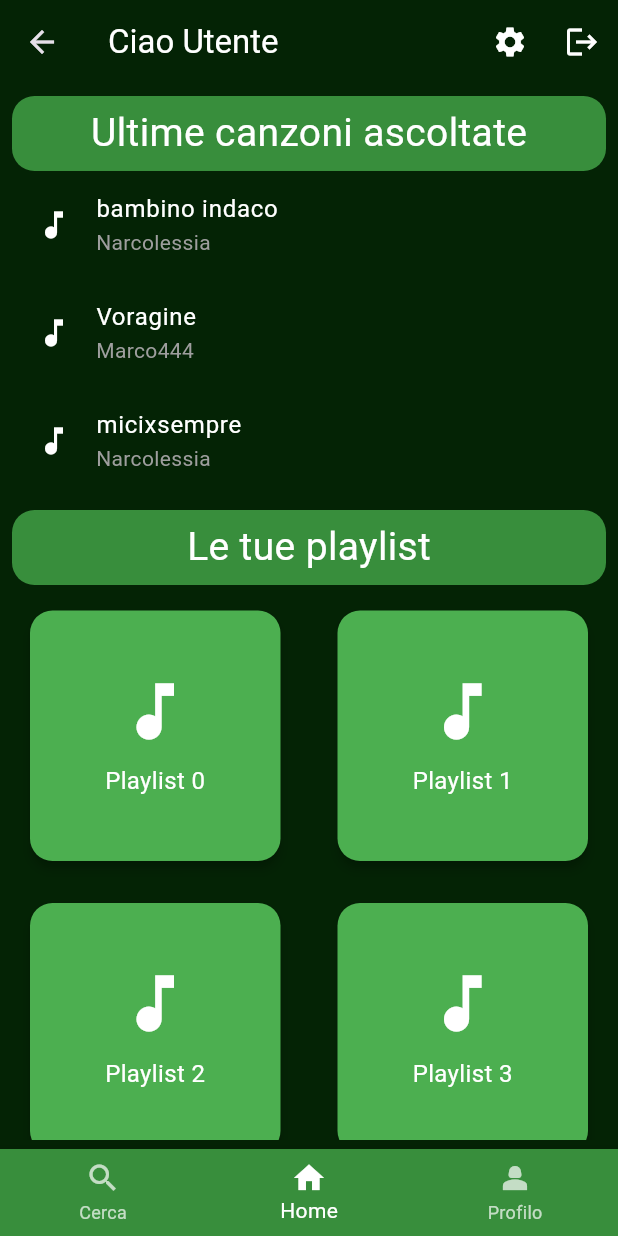
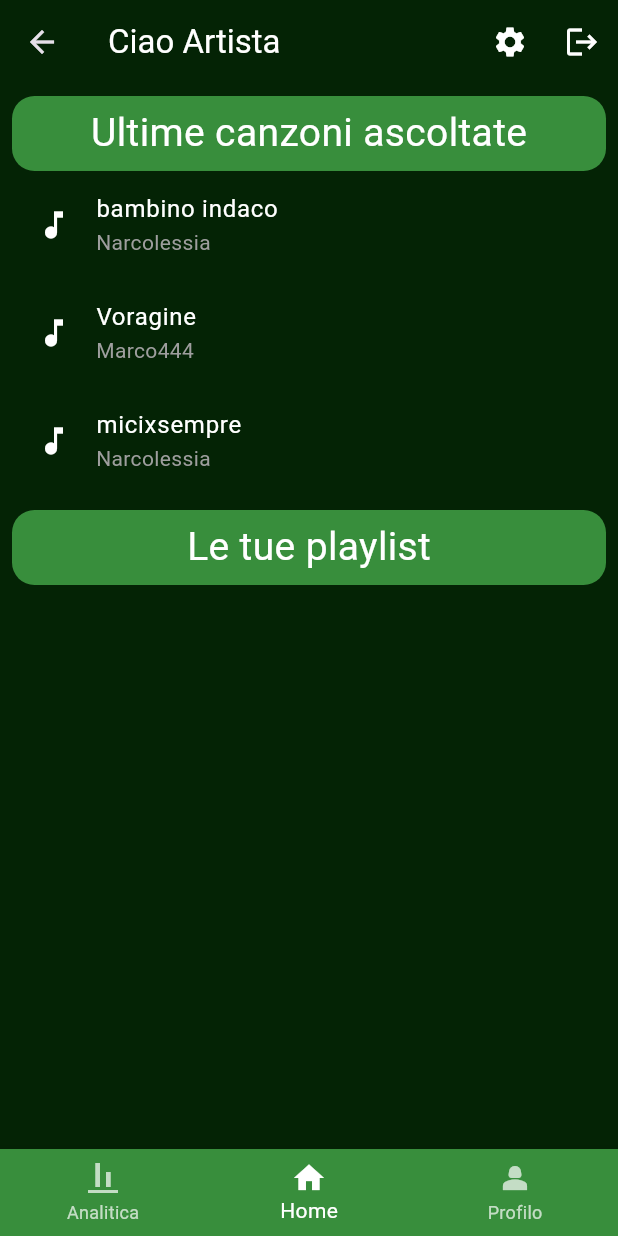
Before and after one commit to agiovanelli/FrogTunes, a Flutter app: the LoginAMEView screen opened directly, after a tap on "Login", after a tap on the "settings" icon, after a tap on the "keyboard backspace" icon, on a phone screen of 412 x 824 dp. Run offline on Flutter 3.47's test engine with Material 3 defaults, Android fonts, the phone set to English and light mode, and no system bars.

Commit message:
aggiunta sezione home artista, da migliorare

```diff
--- /dev/null
+++ b/code/frogtunes/lib/AME/analytic.dart
@@ -0,0 +1,69 @@
+import 'package:flutter/material.dart';
+
+class AnalyticView extends StatefulWidget {
+  const AnalyticView({super.key});
+
+  @override
+  _AnalyticViewState createState() => _AnalyticViewState();
+}
+
+class _AnalyticViewState extends State<AnalyticView> {
+  final TextEditingController _analyticController = TextEditingController();
+  List<String> _analyticResults = [];
+
+  void _performAnalytic(String query) {
+    // Questo è solo un esempio. Qui dovresti implementare la tua logica di ricerca.
+    setState(() {
+      _analyticResults = query.isEmpty
+          ? []
+          : List.generate(10, (index) => 'Result $index for "$query"');
+    });
+  }
+
+  @override
+  Widget build(BuildContext context) {
+    return Scaffold(
+      backgroundColor: const Color.fromARGB(255, 4, 35, 5),
+      appBar: AppBar(
+        backgroundColor: const Color.fromARGB(255, 4, 35, 5),
+        title: Padding(
+          padding: const EdgeInsets.symmetric(horizontal: 0, vertical: 18),
+          child: TextField(
+            controller: _analyticController,
+            cursorColor: Colors.white,
+            decoration: InputDecoration(
+              hintText: 'Cerca',
+              hintStyle: const TextStyle(color: Colors.white70, fontSize: 18),
+              filled: true,
+              fillColor: Colors.green[700], // Sfondo leggermente più scuro
+              contentPadding:
+                  const EdgeInsets.symmetric(horizontal: 20, vertical: 12),
+              border: OutlineInputBorder(
+                borderRadius: BorderRadius.circular(15), // Angoli smussati
+                borderSide: BorderSide.none, // Rimuove il bordo predefinito
+              ),
+            ),
+            style: const TextStyle(color: Colors.white, fontSize: 18),
+            onChanged: _performAnalytic,
+          ),
+        ),
+      ),
+      body: ListView.builder(
+        itemCount: _analyticResults.length,
+        itemBuilder: (context, index) {
+          return ListTile(
+            leading: const Icon(Icons.music_note, color: Colors.white),
+            title: Text(_analyticResults[index],
+                style: const TextStyle(color: Colors.white)),
+          );
+        },
+      ),
+    );
+  }
+
+  @override
+  void dispose() {
+    _analyticController.dispose();
+    super.dispose();
+  }
+}
--- /dev/null
+++ b/code/frogtunes/lib/AME/contentA.dart
@@ -0,0 +1,64 @@
+import 'package:flutter/material.dart';
+
+class HomeAContent extends StatelessWidget {
+  const HomeAContent({super.key});
+
+  @override
+  Widget build(BuildContext context) {
+    return ListView(
+      children: <Widget>[
+        Padding(
+          padding: const EdgeInsets.all(8.0),
+          child: Column(
+            children: [
+              Container(
+                  height: 50,
+                  decoration: BoxDecoration(
+                    color: Colors.green[700],
+                    borderRadius: BorderRadius.circular(15.0),
+                  ),
+                  child: const Center(
+                      child: Text('Ultime canzoni ascoltate',
+                          style:
+                              TextStyle(fontSize: 26, color: Colors.white)))),
+              const ListTile(
+                leading: Icon(Icons.music_note, color: Colors.white),
+                title: Text('bambino indaco',
+                    style: TextStyle(color: Colors.white)),
+                subtitle:
+                    Text('Narcolessia', style: TextStyle(color: Colors.grey)),
+              ),
+              const ListTile(
+                leading: Icon(Icons.music_note, color: Colors.white),
+                title: Text('Voragine', style: TextStyle(color: Colors.white)),
+                subtitle:
+                    Text('Marco444', style: TextStyle(color: Colors.grey)),
+              ),
+              const ListTile(
+                leading: Icon(Icons.music_note, color: Colors.white),
+                title:
+                    Text('micixsempre', style: TextStyle(color: Colors.white)),
+                subtitle:
+                    Text('Narcolessia', style: TextStyle(color: Colors.grey)),
+              ),
+              const SizedBox(
+                height: 10,
+              ),
+              Container(
+                  height: 50,
+                  decoration: BoxDecoration(
+                    color: Colors.green[700],
+                    borderRadius: BorderRadius.circular(15.0),
+                  ),
+                  child: const Center(
+                      child: Text('Le tue playlist',
+                          style:
+                              TextStyle(fontSize: 26, color: Colors.white)))),
+              const SizedBox(height: 5),
+            ],
+          ),
+        ),
+      ],
+    );
+  }
+}
--- /dev/null
+++ b/code/frogtunes/lib/AME/homeAME.dart
@@ -0,0 +1,85 @@
+import 'package:flutter/material.dart';
+import 'package:frogtunes/AME/settingsAME.dart';
+import 'package:frogtunes/AME/loginAME.dart';
+import 'package:frogtunes/AME/analytic.dart';
+import 'package:frogtunes/AME/contentA.dart';
+import 'package:frogtunes/catalogo.dart';
+
+class HomeAMEView extends StatefulWidget {
+  const HomeAMEView({super.key});
+
+  @override
+  _HomeAMEViewState createState() => _HomeAMEViewState();
+}
+
+class _HomeAMEViewState extends State<HomeAMEView> {
+  int _selectedIndex = 1; // Home di default
+
+  // Pagine associate ai BottomNavigationBarItem
+  final List<Widget> _pages = [
+    const AnalyticView(),
+    const HomeAContent(), // Estratto il contenuto della home in un widget separato
+    const LibraryView(),
+  ];
+
+  void _onItemTapped(int index) {
+    setState(() {
+      _selectedIndex = index;
+    });
+  }
+
+  @override
+  Widget build(BuildContext context) {
+    return Scaffold(
+      appBar: AppBar(
+        backgroundColor: const Color.fromARGB(255, 4, 35, 5),
+        title:
+            const Text('Ciao Artista', style: TextStyle(color: Colors.white)),
+        actions: [
+          IconButton(
+            icon: const Icon(Icons.settings, color: Colors.white),
+            onPressed: () {
+              Navigator.pushReplacement(
+                context,
+                MaterialPageRoute(
+                    builder: (context) => const SettingsAMEPage()),
+              );
+            },
+          ),
+          IconButton(
+            icon: const Icon(Icons.logout, color: Colors.white),
+            onPressed: () {
+              Navigator.pushReplacement(
+                context,
+                MaterialPageRoute(builder: (context) => LoginAMEView()),
+              );
+            },
+          ),
+        ],
+      ),
+      body: _pages[_selectedIndex], // Mostra la pagina selezionata
+      backgroundColor: const Color.fromARGB(255, 4, 35, 5),
+      bottomNavigationBar: BottomNavigationBar(
+        selectedItemColor: Colors.white,
+        unselectedItemColor: Colors.white70,
+        backgroundColor: Colors.green[700],
+        currentIndex: _selectedIndex, // Evidenzia l'elemento selezionato
+        onTap: _onItemTapped, // Cambia pagina quando un elemento viene toccato
+        items: const [
+          BottomNavigationBarItem(
+            icon: Icon(Icons.align_vertical_bottom),
+            label: 'Analitica',
+          ),
+          BottomNavigationBarItem(
+            icon: Icon(Icons.home),
+            label: 'Home',
+          ),
+          BottomNavigationBarItem(
+            icon: Icon(Icons.person_2),
+            label: 'Profilo',
+          ),
+        ],
+      ),
+    );
+  }
+}
--- a/code/frogtunes/lib/AME/loginAME.dart
+++ b/code/frogtunes/lib/AME/loginAME.dart
@@ -1,5 +1,5 @@
 import 'package:flutter/material.dart';
-import 'package:frogtunes/Utente/home.dart';
+import 'package:frogtunes/AME/homeAME.dart';
 import 'package:frogtunes/Utente/login.dart';
 import 'package:frogtunes/AME/regAME.dart';
 
@@ -79,7 +79,8 @@ class LoginAMEView extends StatelessWidget {
                   onPressed: () {
                     Navigator.pushReplacement(
                       context,
-                      MaterialPageRoute(builder: (context) => const HomeView()),
+                      MaterialPageRoute(
+                          builder: (context) => const HomeAMEView()),
                     );
                   },
                   child: const Text(
--- /dev/null
+++ b/code/frogtunes/lib/AME/settingsAME.dart
@@ -0,0 +1,236 @@
+import 'package:flutter/material.dart';
+import 'package:frogtunes/AME/homeAME.dart';
+
+class SettingsAMEPage extends StatefulWidget {
+  const SettingsAMEPage({super.key});
+
+  @override
+  _SettingsAMEPageState createState() => _SettingsAMEPageState();
+}
+
+class _SettingsAMEPageState extends State<SettingsAMEPage> {
+  final TextEditingController _usernameController = TextEditingController();
+  final TextEditingController _emailController = TextEditingController();
+  final TextEditingController _passwordController = TextEditingController();
+  bool _notificationsEnabled = true;
+
+  @override
+  void dispose() {
+    _usernameController.dispose();
+    _emailController.dispose();
+    _passwordController.dispose();
+    super.dispose();
+  }
+
+  void _saveSettings() {
+    // Logica per salvare le impostazioni
+    String username = _usernameController.text;
+    String email = _emailController.text;
+    String password = _passwordController.text;
+
+    print('Salvataggio impostazioni:');
+    print("Username: $username");
+    print("Email: $email");
+    print("Password: $password");
+    print("Notifiche abilitate: $_notificationsEnabled");
+  }
+
+  @override
+  Widget build(BuildContext context) {
+    return Scaffold(
+      appBar: AppBar(
+        backgroundColor: const Color.fromARGB(255, 4, 35, 5),
+        title: const Text("Impostazioni e privacy"),
+        actions: [
+          IconButton(
+            icon: const Icon(Icons.keyboard_backspace_rounded,
+                color: Colors.white),
+            onPressed: () {
+              Navigator.pushReplacement(
+                context,
+                MaterialPageRoute(builder: (context) => const HomeAMEView()),
+              );
+            },
+          ),
+        ],
+      ),
+      body: Padding(
+        padding: const EdgeInsets.all(16.0),
+        child: ListView(
+          children: [
+            ExpansionTile(
+              title: const Text(
+                "Credenziali",
+                style: TextStyle(fontSize: 20, color: Colors.white),
+              ),
+              iconColor: Colors.white,
+              shape: const RoundedRectangleBorder(
+                side: BorderSide(color: Color.fromARGB(255, 4, 35, 5)),
+              ),
+              children: [
+                const SizedBox(
+                  height: 10,
+                ),
+                TextField(
+                  controller: _usernameController,
+                  decoration: const InputDecoration(
+                    labelText: 'Cambia nome utente',
+                    labelStyle:
+                        TextStyle(color: Colors.green), // Colore del label
+                    border: OutlineInputBorder(
+                      borderRadius: BorderRadius.all(Radius.circular(20.0)),
+                      borderSide: BorderSide(color: Colors.green),
+                    ),
+                    enabledBorder: OutlineInputBorder(
+                      borderRadius: BorderRadius.all(Radius.circular(20.0)),
+                      borderSide: BorderSide(color: Colors.green),
+                    ),
+                    focusedBorder: OutlineInputBorder(
+                      borderRadius: BorderRadius.all(Radius.circular(20.0)),
+                      borderSide: BorderSide(
+                          color: Colors.green,
+                          width: 3), // Puoi cambiare lo spessore
+                    ),
+                  ),
+                ),
+                const SizedBox(
+                  height: 20,
+                ),
+                TextField(
+                  controller: _emailController,
+                  decoration: const InputDecoration(
+                    labelText: 'Nuova email',
+                    labelStyle:
+                        TextStyle(color: Colors.green), // Colore del label
+                    border: OutlineInputBorder(
+                      borderRadius: BorderRadius.all(Radius.circular(20.0)),
+                      borderSide: BorderSide(color: Colors.green),
+                    ),
+                    enabledBorder: OutlineInputBorder(
+                      borderRadius: BorderRadius.all(Radius.circular(20.0)),
+                      borderSide: BorderSide(color: Colors.green),
+                    ),
+                    focusedBorder: OutlineInputBorder(
+                      borderRadius: BorderRadius.all(Radius.circular(20.0)),
+                      borderSide: BorderSide(
+                          color: Colors.green,
+                          width: 3), // Puoi cambiare lo spessore
+                    ),
+                  ),
+                  keyboardType: TextInputType.emailAddress,
+                ),
+                const SizedBox(
+                  height: 20,
+                ),
+                TextField(
+                  controller: _passwordController,
+                  decoration: const InputDecoration(
+                    labelText: 'Nuova password',
+                    labelStyle:
+                        TextStyle(color: Colors.green), // Colore del label
+                    border: OutlineInputBorder(
+                      borderRadius: BorderRadius.all(Radius.circular(20.0)),
+                      borderSide: BorderSide(color: Colors.green),
+                    ),
+                    enabledBorder: OutlineInputBorder(
+                      borderRadius: BorderRadius.all(Radius.circular(20.0)),
+                      borderSide: BorderSide(color: Colors.green),
+                    ),
+                    focusedBorder: OutlineInputBorder(
+                      borderRadius: BorderRadius.all(Radius.circular(20.0)),
+                      borderSide: BorderSide(
+                          color: Colors.green,
+                          width: 3), // Puoi cambiare lo spessore
+                    ),
+                  ),
+                  obscureText: true,
+                ),
+                const SizedBox(height: 20),
+                ElevatedButton(
+                  onPressed: _saveSettings,
+                  child: const Text(
+                    "Salva",
+                    style: TextStyle(color: Colors.green),
+                  ),
+                ),
+              ],
+            ),
+            const SizedBox(
+              height: 20,
+            ),
+            ExpansionTile(
+              title: const Text(
+                "Notifiche",
+                style: TextStyle(fontSize: 20, color: Colors.white),
+              ),
+              iconColor: Colors.white,
+              shape: const RoundedRectangleBorder(
+                side: BorderSide(color: Color.fromARGB(255, 4, 35, 5)),
+              ),
+              children: [
+                SwitchListTile(
+                  title: const Text("Abilita notifiche"),
+                  activeColor: Colors.green,
+                  activeTrackColor: Colors.green[900],
+                  inactiveThumbColor: Colors.red,
+                  inactiveTrackColor: Colors.red[900],
+                  value: _notificationsEnabled,
+                  onChanged: (bool value) {
+                    setState(() {
+                      _notificationsEnabled = value;
+                    });
+                  },
+                ),
+              ],
+            ),
+            const SizedBox(
+              height: 20,
+            ),
+            ExpansionTile(
+              title: const Text(
+                "Privacy",
+                style: TextStyle(fontSize: 20, color: Colors.white),
+              ),
+              iconColor: Colors.white,
+              shape: const RoundedRectangleBorder(
+                side: BorderSide(color: Color.fromARGB(255, 4, 35, 5)),
+              ),
+              children: [
+                ListTile(
+                  title: const Text("Politica sulla privacy"),
+                  onTap: () {},
+                ),
+                ListTile(
+                  title: const Text("Termini di servizio"),
+                  onTap: () {},
+                ),
+              ],
+            ),
+            const SizedBox(
+              height: 20,
+            ),
+            const ExpansionTile(
+              title: Text(
+                "Informazioni",
+                style: TextStyle(fontSize: 20, color: Colors.white),
+              ),
+              iconColor: Colors.white,
+              shape: RoundedRectangleBorder(
+                side: BorderSide(color: Color.fromARGB(255, 4, 35, 5)),
+              ),
+              children: [
+                ListTile(
+                  title: Text("Versione: 1.0.0"),
+                ),
+                ListTile(
+                  title: Text("Sviluppatore: Alessio Giovanelli"),
+                ),
+              ],
+            ),
+          ],
+        ),
+      ),
+      backgroundColor: const Color.fromARGB(255, 4, 35, 5),
+    );
+  }
+}
```
